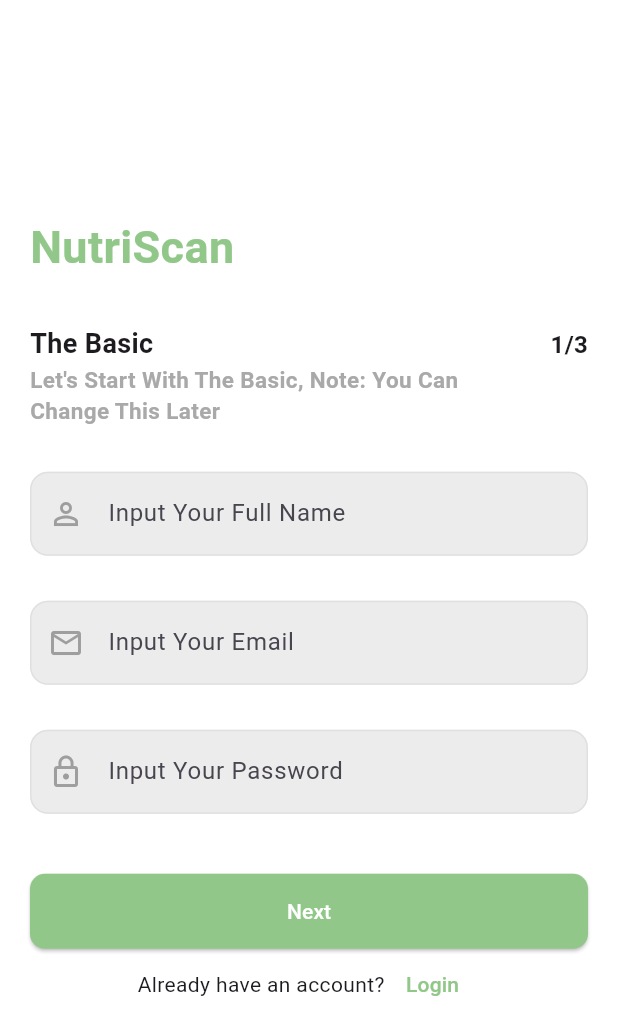
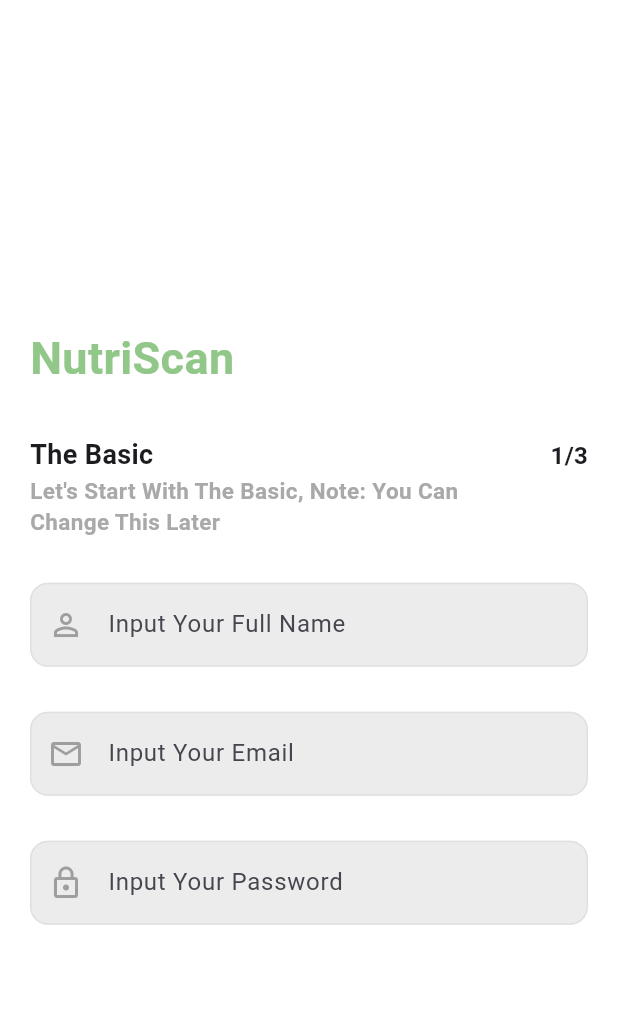
Before and after one commit to Zain0205/nutriscan-fe-flutter, a Flutter app: the RegisterScreen screen opened by its route, on a phone screen of 412 x 824 dp. Shown: the top 1035 px of the screen. Run offline on Flutter 3.47's test engine with Material 3 defaults, Android fonts, the phone set to English and light mode, and no system bars; our stand-ins replace dio, equatable, flutter_bloc, flutter_secure_storage, go_router, google_fonts and 1 more; accounts and stored records are empty; Roboto replaces fonts that are missing (Signika).

Commit message:
Update register_screen.dart

```diff
--- a/lib/screens/auth/register/register_screen.dart
+++ b/lib/screens/auth/register/register_screen.dart
@@ -1,9 +1,11 @@
 import 'package:flutter/material.dart';
-import 'package:go_router/go_router.dart';
+import 'package:flutter_bloc/flutter_bloc.dart';
+import 'package:nutriscan_fe_flutter/blocs/auth/auth_bloc.dart';
+import 'package:nutriscan_fe_flutter/blocs/auth/auth_state.dart';
 
 import 'package:nutriscan_fe_flutter/screens/auth/register/basic_registration_step.dart';
 import 'package:nutriscan_fe_flutter/screens/auth/register/details_field.dart';
-import 'package:nutriscan_fe_flutter/screens/auth/register/verification_register.dart';
+// import 'package:nutriscan_fe_flutter/screens/auth/register/verification_register.dart';
 import 'package:nutriscan_fe_flutter/utils/app_colors.dart';
 
 class RegisterScreen extends StatefulWidget {
@@ -14,24 +16,8 @@ class RegisterScreen extends StatefulWidget {
 }
 
 class _RegisterScreenState extends State<RegisterScreen> {
-  int _currentStep = 1;
-  final _totalSteps = 3;
-
-  void nextStep() {
-    if (_currentStep < _totalSteps) {
-      setState(() {
-        _currentStep++;
-      });
-    }
-  }
-
-  void previousStep() {
-    if (_currentStep > 1) {
-      setState(() {
-        _currentStep--;
-      });
-    }
-  }
+  final int _currentStep = 1;
+  final int _totalSteps = 3;
 
   @override
   Widget build(BuildContext context) {
@@ -91,77 +77,27 @@ class _RegisterScreenState extends State<RegisterScreen> {
                           ],
                         ),
                       ),
-                      _currentStep == 1
-                          ? const BasicRegistrationStep()
-                          : _currentStep == 2
-                              ? const DetailsField()
-                              : const VerificationRegister(),
-                      const SizedBox(height: 40),
-                      Padding(
-                        padding: const EdgeInsets.symmetric(horizontal: 20),
-                        child: Column(
-                          children: [
-                            _currentStep == 1
-                                ? ElevatedButton(
-                                    onPressed: nextStep,
-                                    style: ElevatedButton.styleFrom(
-                                      minimumSize: const Size(
-                                        double.infinity,
-                                        50,
-                                      ),
-                                    ),
-                                    child: const Text('Next'),
-                                  )
-                                : Row(
-                                    children: [
-                                      Expanded(
-                                        child: ElevatedButton(
-                                          onPressed: previousStep,
-                                          style: ElevatedButton.styleFrom(
-                                            minimumSize: const Size(
-                                              double.infinity,
-                                              50,
-                                            ),
-                                          ),
-                                          child: const Text('Previous'),
-                                        ),
-                                      ),
-                                      const SizedBox(width: 10),
-                                      Expanded(
-                                        child: ElevatedButton(
-                                          onPressed: nextStep,
-                                          style: ElevatedButton.styleFrom(
-                                            minimumSize: const Size(
-                                              double.infinity,
-                                              50,
-                                            ),
-                                          ),
-                                          child: const Text('Next'),
-                                        ),
-                                      ),
-                                    ],
-                                  ),
-                            Row(
-                              mainAxisAlignment: MainAxisAlignment.center,
-                              children: [
-                                const Text("Already have an account?"),
-                                TextButton(
-                                  onPressed: () {
-                                    context.push("/login");
-                                  },
-                                  child: const Text(
-                                    "Login",
-                                    style: TextStyle(
-                                      color: AppColors.primary,
-                                    ),
-                                  ),
-                                ),
-                              ],
-                            ),
-                          ],
-                        ),
+                      BlocConsumer<AuthBloc, AuthState>(
+                        listener: (context, state) {
+                          if (state is AuthSuccess) {
+                            Navigator.pushNamed(context, '/home');
+                          }
+                        },
+                        builder: (context, state) {
+                          if (state is AuthLoading) {
+                            return const Center(
+                              child: CircularProgressIndicator(),
+                            );
+                          } else if (state is AuthStepOneState) {
+                            return BasicRegistrationStep(state: state);
+                          } else if (state is AuthStepTwoState) {
+                            return DetailsField(state: state);
+                          }
+
+                          return const BasicRegistrationStep();
+                        },
                       ),
-                      const SizedBox(height: 10),
+                      // const VerificationRegister(),
                     ],
                   ),
                 ),
```
